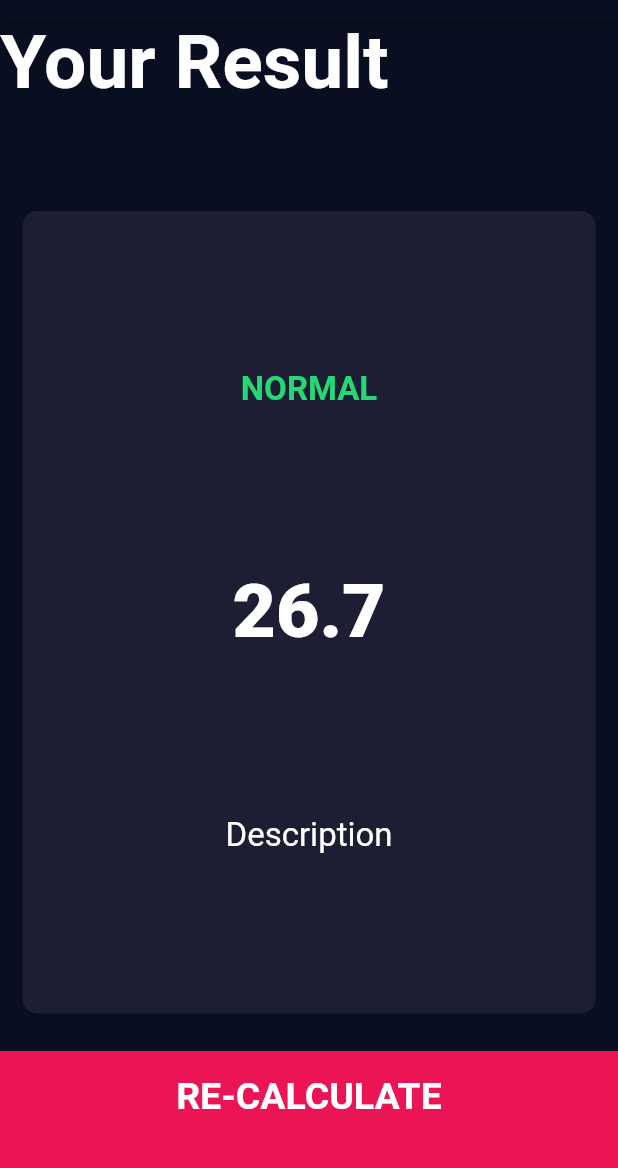
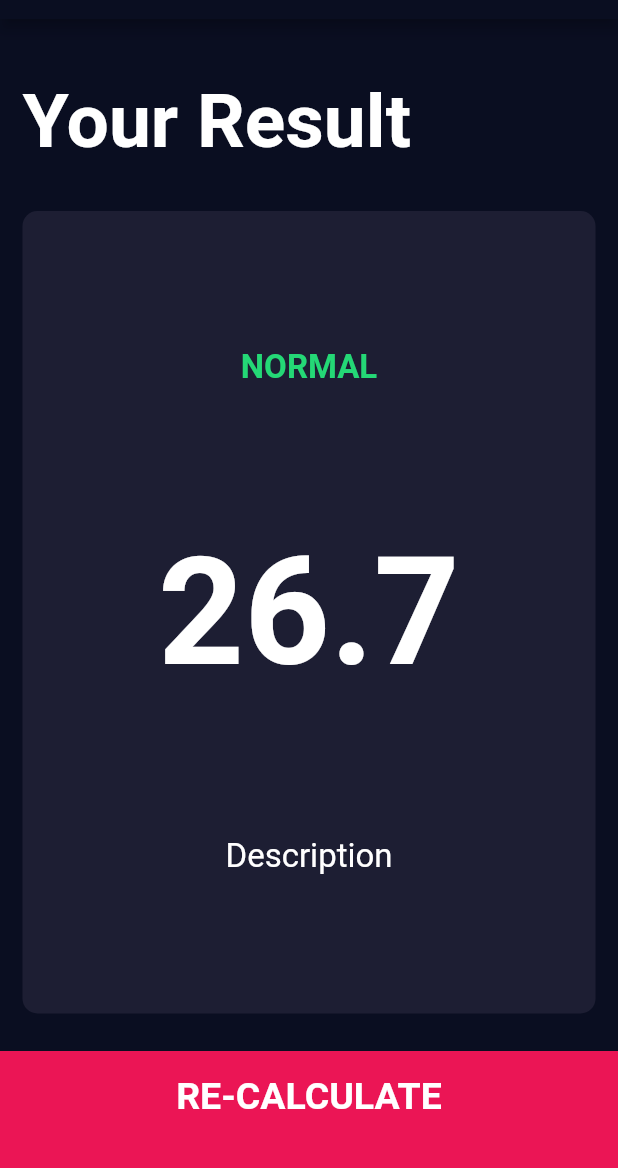
Before and after one commit to eoanodea/flutter-bmi-calculator, a Flutter app: the ResultsPage screen opened directly, on a phone screen of 412 x 824 dp, the part 65-1233 px from its top. Run offline on Flutter 3.47's test engine with Material 2 defaults, Android fonts, the phone set to English and light mode, and no system bars; our stand-ins replace font_awesome_flutter.

Commit message:
Cleaned up design on results page

```diff
--- a/lib/screens/results_page.dart
+++ b/lib/screens/results_page.dart
@@ -17,6 +17,8 @@ class ResultsPage extends StatelessWidget {
         children: <Widget>[
           Expanded(
             child: Container(
+              padding: EdgeInsets.all(15.0),
+              alignment: Alignment.bottomLeft,
               child: Text(
                 "Your Result",
                 style: kTitleTextStyle,
@@ -34,7 +36,7 @@ class ResultsPage extends StatelessWidget {
                   Text('NORMAL', style: kResultTextStyle),
                   Text(
                     '26.7',
-                    style: kNumberTextStyle,
+                    style: kBMITextStyle,
                   ),
                   Text('Description', style: kBodyTextStyle),
                 ],
```
